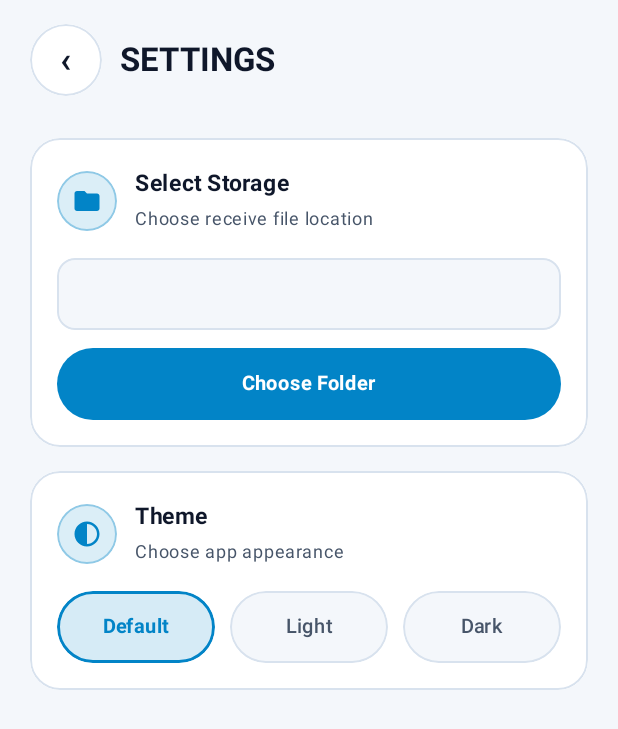
After one commit to Vilson1999/Mini-Share, an Android app built with Jetpack Compose: the composable SettingsScreen called with empty values, on a phone screen of 412 x 824 dp. The commit adds this screen. Shown: the top 729 px of the screen. Run offline under Robolectric (Android 15) with nearby library versions, the phone set to English and light mode, and no system bars.

Commit message:
feat: add settings screen and theme configuration
- Added Settings screen and navigation support.
- Implemented AppThemeMode to allow switching between system, light, and dark themes.
- Updated FileTransferEngine to support optional storage tree URI.
- Added necessary icons for settings and file management.

```diff
--- /dev/null
+++ b/app/src/main/java/com/example/ui/screens/SettingsScreen.kt
@@ -0,0 +1,264 @@
+package com.example.ui.screens
+
+import androidx.compose.foundation.background
+import androidx.compose.foundation.border
+import androidx.compose.foundation.clickable
+import androidx.compose.foundation.layout.Arrangement
+import androidx.compose.foundation.layout.Box
+import androidx.compose.foundation.layout.Column
+import androidx.compose.foundation.layout.Row
+import androidx.compose.foundation.layout.Spacer
+import androidx.compose.foundation.layout.fillMaxSize
+import androidx.compose.foundation.layout.fillMaxWidth
+import androidx.compose.foundation.layout.height
+import androidx.compose.foundation.layout.heightIn
+import androidx.compose.foundation.layout.padding
+import androidx.compose.foundation.layout.size
+import androidx.compose.foundation.layout.width
+import androidx.compose.foundation.layout.widthIn
+import androidx.compose.foundation.rememberScrollState
+import androidx.compose.foundation.shape.CircleShape
+import androidx.compose.foundation.shape.RoundedCornerShape
+import androidx.compose.foundation.verticalScroll
+import androidx.compose.material3.Icon
+import androidx.compose.material3.MaterialTheme
+import androidx.compose.material3.Text
+import androidx.compose.runtime.Composable
+import androidx.compose.ui.Alignment
+import androidx.compose.ui.Modifier
+import androidx.compose.ui.draw.clip
+import androidx.compose.ui.graphics.vector.ImageVector
+import androidx.compose.ui.platform.testTag
+import androidx.compose.ui.res.stringResource
+import androidx.compose.ui.semantics.Role
+import androidx.compose.ui.text.font.FontWeight
+import androidx.compose.ui.text.style.TextOverflow
+import androidx.compose.ui.unit.dp
+import androidx.compose.ui.unit.sp
+import com.example.R
+import com.example.model.AppThemeMode
+import com.example.ui.components.AppIcons
+import com.example.ui.components.AppTopBar
+
+@Composable
+fun SettingsScreen(
+    storageDisplayName: String,
+    hasCustomStorage: Boolean,
+    selectedTheme: AppThemeMode,
+    onSelectStorageClick: () -> Unit,
+    onResetStorageClick: () -> Unit,
+    onThemeSelected: (AppThemeMode) -> Unit,
+    onBackClick: () -> Unit
+) {
+    val colors = MaterialTheme.colorScheme
+    val settingsLabel = stringResource(R.string.settings)
+
+    Column(
+        modifier = Modifier
+            .fillMaxSize()
+            .background(colors.background)
+            .testTag("settings_screen"),
+        horizontalAlignment = Alignment.CenterHorizontally
+    ) {
+        AppTopBar(
+            title = settingsLabel.uppercase(),
+            onBackClick = onBackClick
+        )
+
+        Column(
+            modifier = Modifier
+                .weight(1f)
+                .widthIn(max = 600.dp)
+                .fillMaxWidth()
+                .verticalScroll(rememberScrollState())
+                .padding(horizontal = 20.dp, vertical = 12.dp),
+            verticalArrangement = Arrangement.spacedBy(16.dp)
+        ) {
+            // 1. Select Storage
+            SettingsSectionCard(
+                icon = AppIcons.Folder,
+                title = stringResource(R.string.select_storage),
+                subtitle = stringResource(R.string.select_storage_subtitle)
+            ) {
+                Box(
+                    modifier = Modifier
+                        .fillMaxWidth()
+                        .clip(RoundedCornerShape(12.dp))
+                        .background(colors.background)
+                        .border(1.dp, colors.outline, RoundedCornerShape(12.dp))
+                        .padding(horizontal = 14.dp, vertical = 12.dp)
+                        .testTag("storage_location_text")
+                ) {
+                    Text(
+                        text = storageDisplayName,
+                        color = colors.onSurface,
+                        fontSize = 13.sp,
+                        fontWeight = FontWeight.SemiBold,
+                        maxLines = 2,
+                        overflow = TextOverflow.Ellipsis
+                    )
+                }
+
+                Spacer(modifier = Modifier.height(12.dp))
+
+                Row(
+                    modifier = Modifier.fillMaxWidth(),
+                    horizontalArrangement = Arrangement.spacedBy(10.dp)
+                ) {
+                    val chooseLabel = stringResource(R.string.choose_folder)
+                    Box(
+                        modifier = Modifier
+                            .weight(1f)
+                            .heightIn(min = 48.dp)
+                            .clip(CircleShape)
+                            .background(colors.primary)
+                            .clickable(
+                                role = Role.Button,
+                                onClickLabel = chooseLabel,
+                                onClick = onSelectStorageClick
+                            )
+                            .padding(horizontal = 16.dp, vertical = 12.dp)
+                            .testTag("choose_storage_button"),
+                        contentAlignment = Alignment.Center
+                    ) {
+                        Text(
+                            text = chooseLabel,
+                            color = colors.onPrimary,
+                            fontSize = 13.sp,
+                            fontWeight = FontWeight.Bold,
+                            maxLines = 1
+                        )
+                    }
+
+                    if (hasCustomStorage) {
+                        val defaultLabel = stringResource(R.string.reset_default)
+                        Box(
+                            modifier = Modifier
+                                .heightIn(min = 48.dp)
+                                .clip(CircleShape)
+                                .background(colors.background)
+                                .border(1.dp, colors.outline, CircleShape)
+                                .clickable(
+                                    role = Role.Button,
+                                    onClickLabel = defaultLabel,
+                                    onClick = onResetStorageClick
+                                )
+                                .padding(horizontal = 18.dp, vertical = 12.dp)
+                                .testTag("reset_storage_button"),
+                            contentAlignment = Alignment.Center
+                        ) {
+                            Text(
+                                text = defaultLabel,
+                                color = colors.onSurface,
+                                fontSize = 13.sp,
+                                fontWeight = FontWeight.SemiBold,
+                                maxLines = 1
+                            )
+                        }
+                    }
+                }
+            }
+
+            // 2. Theme (Default, Light, Dark)
+            SettingsSectionCard(
+                icon = AppIcons.Contrast,
+                title = stringResource(R.string.theme_title),
+                subtitle = stringResource(R.string.theme_subtitle)
+            ) {
+                Row(
+                    modifier = Modifier.fillMaxWidth(),
+                    horizontalArrangement = Arrangement.spacedBy(10.dp)
+                ) {
+                    AppThemeMode.entries.forEach { mode ->
+                        val isSelected = mode == selectedTheme
+                        Box(
+                            modifier = Modifier
+                                .weight(1f)
+                                .heightIn(min = 48.dp)
+                                .clip(CircleShape)
+                                .background(
+                                    if (isSelected) colors.primary.copy(alpha = 0.16f)
+                                    else colors.background
+                                )
+                                .border(
+                                    width = if (isSelected) 1.5.dp else 1.dp,
+                                    color = if (isSelected) colors.primary else colors.outline,
+                                    shape = CircleShape
+                                )
+                                .clickable(
+                                    role = Role.RadioButton,
+                                    onClickLabel = mode.label,
+                                    onClick = { onThemeSelected(mode) }
+                                )
+                                .padding(horizontal = 10.dp, vertical = 12.dp)
+                                .testTag("theme_option_${mode.name.lowercase()}"),
+                            contentAlignment = Alignment.Center
+                        ) {
+                            Text(
+                                text = mode.label,
+                                color = if (isSelected) colors.primary else colors.onSurfaceVariant,
+                                fontSize = 13.sp,
+                                fontWeight = if (isSelected) FontWeight.Bold else FontWeight.SemiBold,
+                                maxLines = 1,
+                                overflow = TextOverflow.Ellipsis
+                            )
+                        }
+                    }
+                }
+            }
+        }
+    }
+}
+
+@Composable
+private fun SettingsSectionCard(
+    icon: ImageVector,
+    title: String,
+    subtitle: String,
+    content: @Composable () -> Unit
+) {
+    val colors = MaterialTheme.colorScheme
+    Column(
+        modifier = Modifier
+            .fillMaxWidth()
+            .clip(RoundedCornerShape(20.dp))
+            .background(colors.surfaceVariant)
+            .border(1.dp, colors.outline, RoundedCornerShape(20.dp))
+            .padding(18.dp)
+    ) {
+        Row(verticalAlignment = Alignment.CenterVertically) {
+            Box(
+                modifier = Modifier
+                    .size(40.dp)
+                    .clip(CircleShape)
+                    .background(colors.primary.copy(alpha = 0.14f))
+                    .border(1.dp, colors.primary.copy(alpha = 0.35f), CircleShape),
+                contentAlignment = Alignment.Center
+            ) {
+                Icon(
+                    imageVector = icon,
+                    contentDescription = null,
+                    tint = colors.primary,
+                    modifier = Modifier.size(20.dp)
+                )
+            }
+            Spacer(modifier = Modifier.width(12.dp))
+            Column {
+                Text(
+                    text = title,
+                    color = colors.onSurface,
+                    fontSize = 15.sp,
+                    fontWeight = FontWeight.Bold
+                )
+                Text(
+                    text = subtitle,
+                    color = colors.onSurfaceVariant,
+                    fontSize = 12.sp
+                )
+            }
+        }
+
+        Spacer(modifier = Modifier.height(14.dp))
+        content()
+    }
+}
--- a/app/src/main/res/values/strings.xml
+++ b/app/src/main/res/values/strings.xml
@@ -1,4 +1,11 @@
 <resources>
     <string name="app_name">Mini Share</string>
     <string name="share_app">Share App</string>
+    <string name="settings">Settings</string>
+    <string name="select_storage">Select Storage</string>
+    <string name="select_storage_subtitle">Choose receive file location</string>
+    <string name="choose_folder">Choose Folder</string>
+    <string name="reset_default">Default</string>
+    <string name="theme_title">Theme</string>
+    <string name="theme_subtitle">Choose app appearance</string>
 </resources>
```
Also changed, not shown: app/src/main/java/com/example/MainActivity.kt (+57 -1 lines), app/src/main/java/com/example/model/TransferModels.kt (+8 -1 lines), app/src/main/java/com/example/transfer/FileTransferEngine.kt (+40 -3 lines), app/src/main/java/com/example/ui/components/AppIcons.kt (+21 -0 lines), app/src/main/java/com/example/ui/screens/HomeScreen.kt (+32 -3 lines), app/src/main/java/com/example/viewmodel/MainViewModel.kt (+48 -0 lines).
